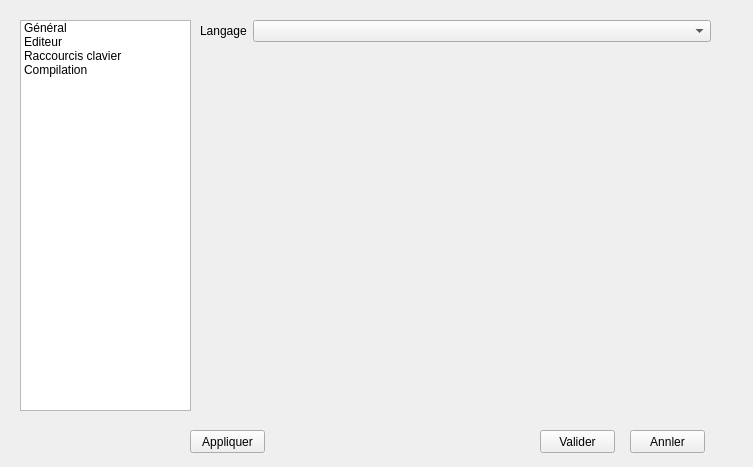
Old version of the form source/dialogconfig.ui in the repository Bramas/texiteasy.
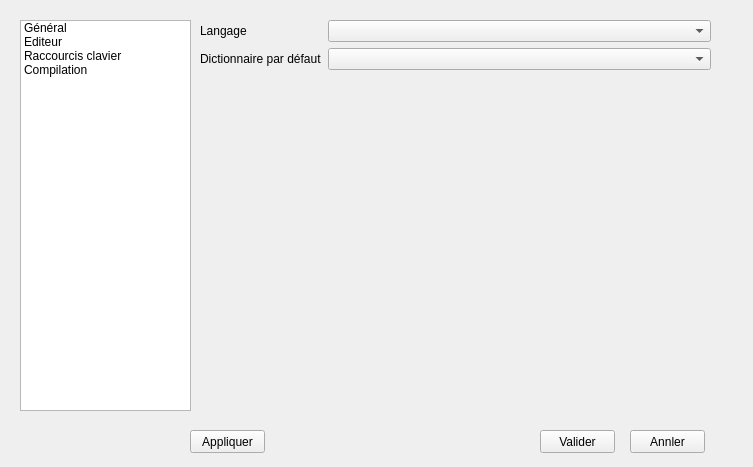
New version of the form. The open tabs and pages were chosen to show the change.

Commit message: config dialog : choose default dictionary

```diff
--- a/source/dialogconfig.ui
+++ b/source/dialogconfig.ui
@@ -76,6 +76,16 @@
       <item row="0" column="1">
        <widget class="QComboBox" name="comboBoxLanguages"/>
       </item>
+      <item row="1" column="0">
+       <widget class="QLabel" name="label_10">
+        <property name="text">
+         <string>Dictionnaire par défaut</string>
+        </property>
+       </widget>
+      </item>
+      <item row="1" column="1">
+       <widget class="QComboBox" name="comboBoxDictionary"/>
+      </item>
      </layout>
     </widget>
    </widget>
```
Left out of the diff: 2 changed lines with no effect on the pictures. The commit also changes 3 other files.
